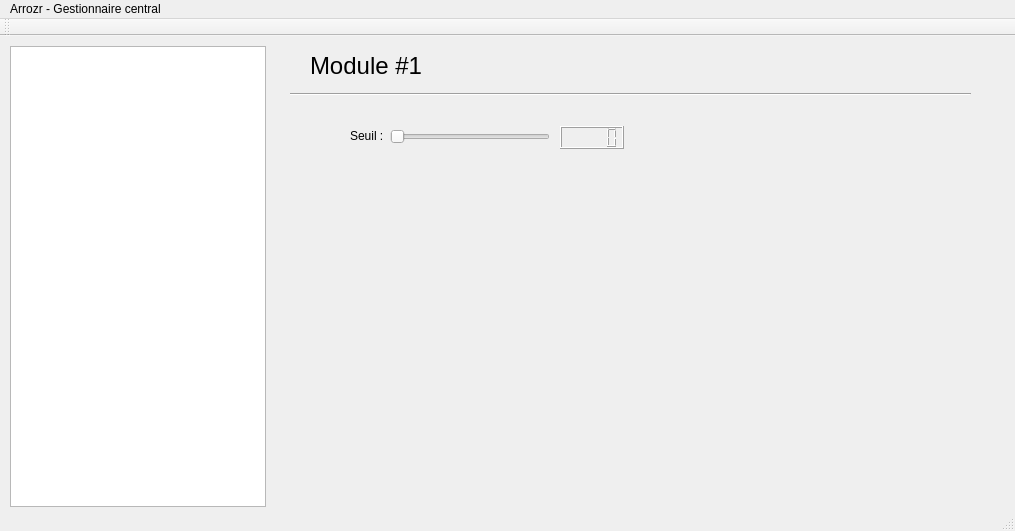
Qt form mainwindow.ui (PaulFr/Arrozr_Central) before a commit.
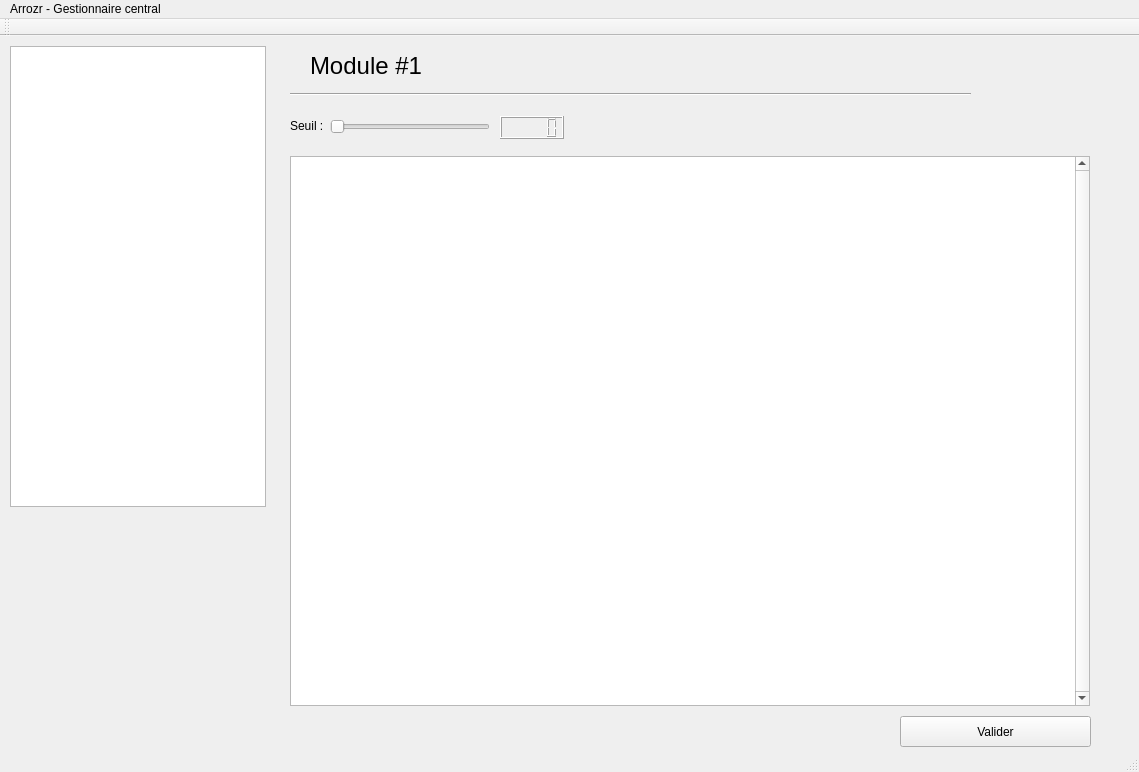
The same form after that commit.

Patch:
```diff
--- a/mainwindow.ui
+++ b/mainwindow.ui
@@ -6,8 +6,8 @@
    <rect>
     <x>0</x>
     <y>0</y>
-    <width>1015</width>
-    <height>531</height>
+    <width>1139</width>
+    <height>772</height>
    </rect>
   </property>
   <property name="windowTitle">
@@ -40,8 +40,8 @@
    <widget class="QLabel" name="label_2">
     <property name="geometry">
      <rect>
-      <x>350</x>
-      <y>90</y>
+      <x>290</x>
+      <y>80</y>
       <width>47</width>
       <height>20</height>
      </rect>
@@ -53,8 +53,8 @@
    <widget class="QSlider" name="horizontalSlider">
     <property name="geometry">
      <rect>
-      <x>390</x>
-      <y>90</y>
+      <x>330</x>
+      <y>80</y>
       <width>160</width>
       <height>22</height>
      </rect>
@@ -66,8 +66,8 @@
    <widget class="QLCDNumber" name="lcdNumber">
     <property name="geometry">
      <rect>
-      <x>560</x>
-      <y>90</y>
+      <x>500</x>
+      <y>80</y>
       <width>64</width>
       <height>23</height>
      </rect>
@@ -89,13 +89,51 @@
      <enum>Qt::Horizontal</enum>
     </property>
    </widget>
+   <widget class="QTableWidget" name="tableWidget">
+    <property name="geometry">
+     <rect>
+      <x>290</x>
+      <y>120</y>
+      <width>800</width>
+      <height>550</height>
+     </rect>
+    </property>
+    <property name="lineWidth">
+     <number>1</number>
+    </property>
+    <property name="midLineWidth">
+     <number>0</number>
+    </property>
+    <property name="verticalScrollBarPolicy">
+     <enum>Qt::ScrollBarAlwaysOn</enum>
+    </property>
+    <property name="selectionMode">
+     <enum>QAbstractItemView::MultiSelection</enum>
+    </property>
+    <property name="selectionBehavior">
+     <enum>QAbstractItemView::SelectItems</enum>
+    </property>
+   </widget>
+   <widget class="QPushButton" name="Envoyer">
+    <property name="geometry">
+     <rect>
+      <x>900</x>
+      <y>680</y>
+      <width>191</width>
+      <height>31</height>
+     </rect>
+    </property>
+    <property name="text">
+     <string>Valider</string>
+    </property>
+   </widget>
   </widget>
   <widget class="QMenuBar" name="menuBar">
    <property name="geometry">
     <rect>
      <x>0</x>
      <y>0</y>
-     <width>1015</width>
+     <width>1139</width>
      <height>21</height>
     </rect>
    </property>
```
